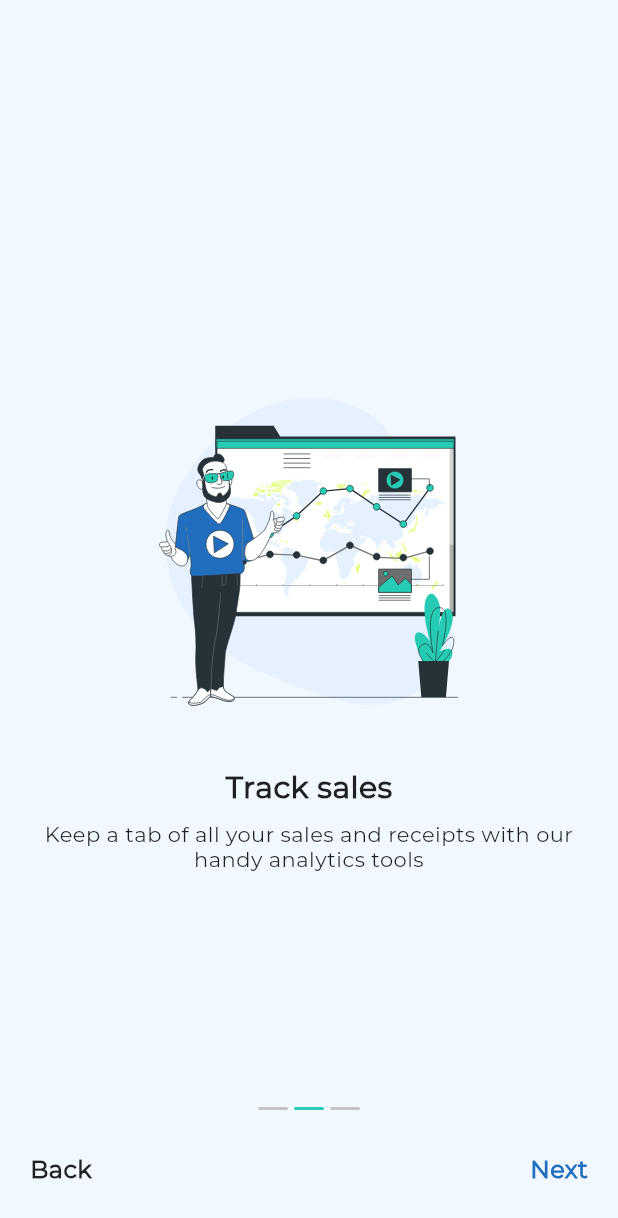
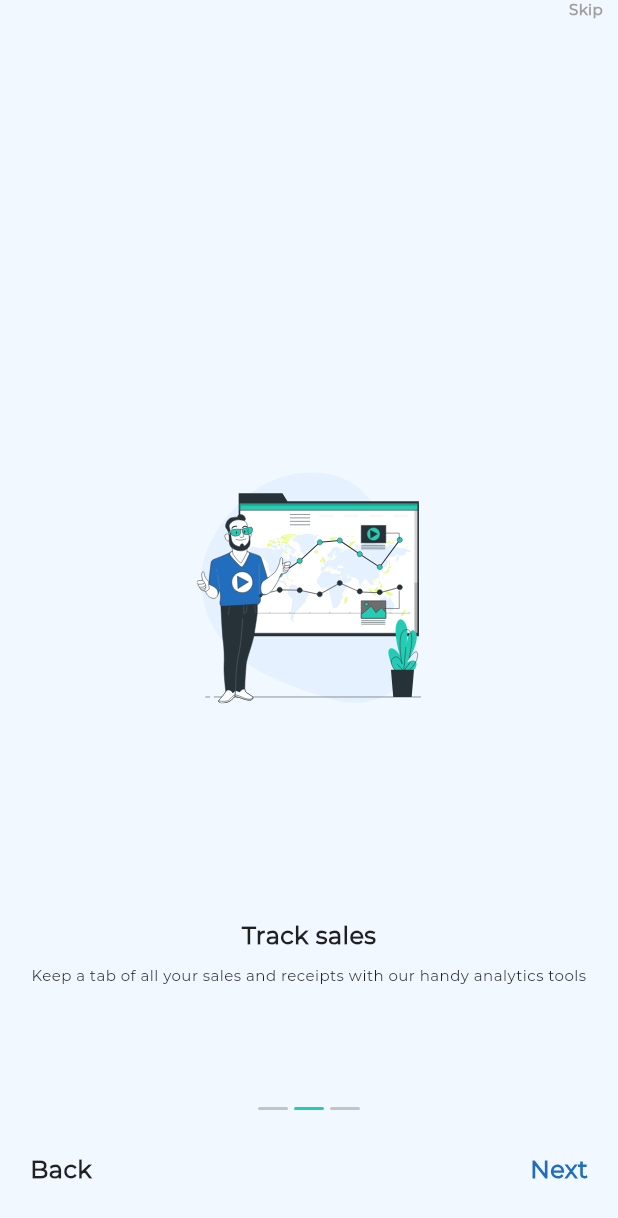
Before and after one commit to hngi/mobileforce-digital-receipt, a Flutter app: the screen it shows after launch, swiped to page 2, on a phone screen of 412 x 824 dp. Shown: the top 1218 px of the screen. Run offline on Flutter 3.47's test engine with Material 2 defaults, Android fonts, the phone set to English and light mode, and no system bars; our stand-ins replace carousel_slider, contacts_service, device_info, device_preview, dio, firebase_auth and 18 more; missing offline and left inert: dart:ffi, esys_flutter_share, flutter_country_picker, flutter_device_type, flutter_full_pdf_viewer, flutter_mailer and 3 more; accounts and stored records are empty; project files that could hold a hidden picture were left out.

Commit message:
bug: fix onboarding screen bug

```diff
--- a/digital_receipt/lib/screens/onboarding.dart
+++ b/digital_receipt/lib/screens/onboarding.dart
@@ -37,6 +37,35 @@ class _OnboardingPageState extends State<OnboardingPage> {
     return Scaffold(
       // backgroundColor: Colors.white,
       body: SafeArea(
+        child: Column(
+          children: <Widget>[
+            currentIndex != 2
+                ? Padding(
+                    padding: const EdgeInsets.only(right: 10.0),
+                    child: Align(
+                      alignment: Alignment.topRight,
+                      child: InkWell(
+                        onTap: () {
+                          Navigator.pushReplacement(
+                            context,
+                            MaterialPageRoute(
+                              builder: (BuildContext context) => LogInScreen(),
+                            ),
+                          );
+                        },
+                        child: Text(
+                          'Skip',
+                          style: TextStyle(
+                              color: Colors.grey,
+                              fontSize: 10,
+                              fontWeight: FontWeight.w600,
+                              letterSpacing: 0.3),
+                        ),
+                      ),
+                    ),
+                  )
+                : Container(),
+            Expanded(
               child: PageView.builder(
                   controller: pageController,
                   itemCount: slides.length,
@@ -55,6 +84,9 @@ class _OnboardingPageState extends State<OnboardingPage> {
                       ),
                     );
                   }),
+            ),
+          ],
+        ),
       ),
       bottomSheet: currentIndex != slides.length - 1
           ? Container(
@@ -170,51 +202,24 @@ class SliderTile extends StatelessWidget {
       mainAxisAlignment: MainAxisAlignment.center,
       // crossAxisAlignment: CrossAxisAlignment.center,
       children: <Widget>[
-        // currentIndex != 2
-        //     ? Align(
-        //         alignment: Alignment.topRight,
-        //         child: InkWell(
-        //           onTap: () {
-        //             Navigator.pushReplacement(
-        //               context,
-        //               MaterialPageRoute(
-        //                 builder: (BuildContext context) => LogInScreen(),
-        //               ),
-        //             );
-        //           },
-        //           child: Text(
-        //             'Skip',
-        //             style: TextStyle(
-        //                 color: Colors.grey,
-        //                 fontSize: 10,
-        //                 fontWeight: FontWeight.w600,
-        //                 letterSpacing: 0.3),
-        //           ),
-        //         ),
-        //       )
-        //     : Container(),
-        Center(
-          child: currentIndex == 1
+        currentIndex != 0
             ? SizedBox(
                 child: image,
-                  height: phone ? 250 : 350,
-                  width: phone ? 200 : 300,
-                  // height: MediaQuery.of(context).size.height - 400,
+                width: phone ? 150 : 250,
+                height: MediaQuery.of(context).size.height - 400,
               )
             : SizedBox(
                 child: image,
-                  height: phone ? 350 : 450,
-                  width: phone ? 350 : 400,
-                  // height: MediaQuery.of(context).size.height - 400,
-                ),
+                width: phone ? 200 : 300,
+                height: MediaQuery.of(context).size.height - 380,
               ),
         SizedBox(
-          height: 20,
+          height: 10,
         ),
         Text(
           title,
           style: TextStyle(
-            fontSize: phone ? 20 : 22,
+            fontSize: 16,
             fontWeight: FontWeight.w600,
             color: Color.fromRGBO(0, 0, 0, 0.87),
           ),
@@ -227,7 +232,7 @@ class SliderTile extends StatelessWidget {
           textAlign: TextAlign.center,
           style: TextStyle(
             fontWeight: FontWeight.w300,
-            fontSize: phone ? 14 : 16,
+            fontSize: 10,
             letterSpacing: 0.3,
             color: Color.fromRGBO(0, 0, 0, 0.87),
           ),
```
Also changed, not shown: 1 other file. Lines whose indentation alone changed are shown as unchanged.
